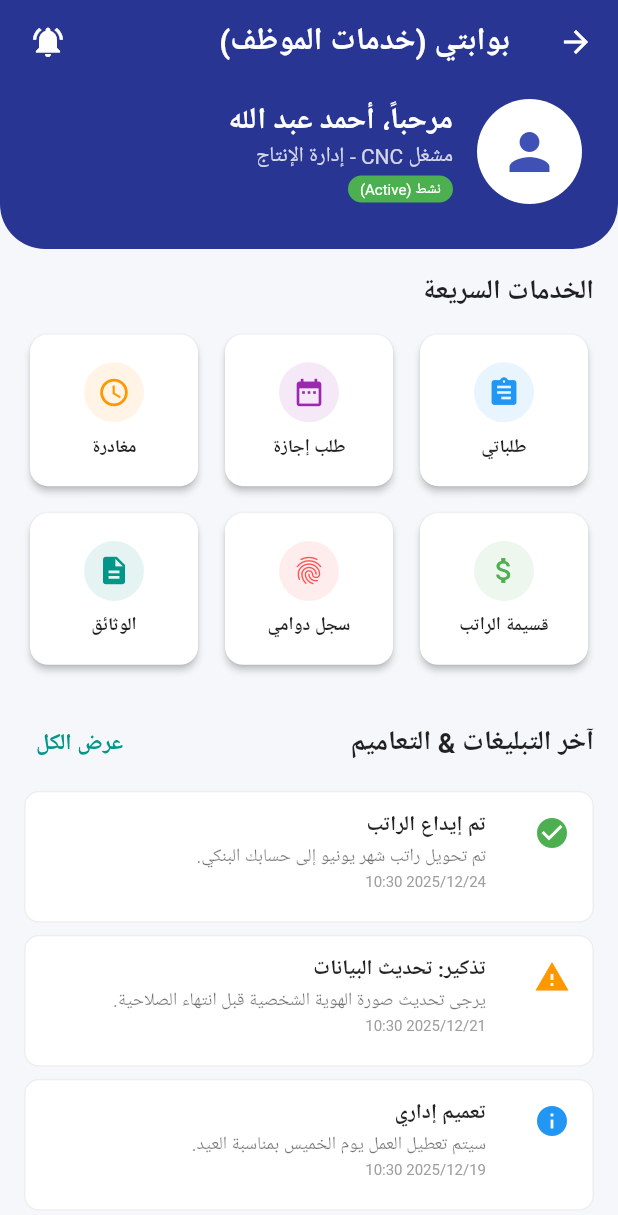
After one commit to ahmadpersonx/mokaab_screen, a Flutter app: the screen it shows after launch, after a tap on "بوابة الموظف (ESS)", on a phone screen of 412 x 824 dp. The commit adds this screen. Shown: the top 1215 px of the screen. Run offline on Flutter 3.47's test engine with Material 3 defaults, Android fonts, the phone set to English and light mode, and no system bars; our stand-ins replace pdf, printing; Roboto replaces fonts that are missing (Tajawal).

Commit message:
Add HR Dashboard, Refactor Lookups, and update Home Screen navigation

```diff
--- a/lib/features/home/screens/home_screen.dart
+++ b/lib/features/home/screens/home_screen.dart
@@ -1,7 +1,7 @@
 // FileName: lib/features/home/screens/home_screen.dart
 import 'package:flutter/material.dart';
 import 'package:mokaab/features/hr/presentation/screens/hr_dashboard_screen.dart'; // استيراد الشاشة الجديدة
-import 'package:mokaab/features/hr/presentation/screens/employee/employee_requests_screen.dart';
+import 'package:mokaab/features/hr/presentation/screens/employee/employee_portal_screen.dart'; // الجديد
 
 class HomeScreen extends StatelessWidget {
   const HomeScreen({super.key});
@@ -53,13 +53,13 @@ class HomeScreen extends StatelessWidget {
                         Navigator.push(context, MaterialPageRoute(builder: (_) => const HrDashboardScreen()));
                       },
                     ),
-// زر "طلباتي" (الجديد)
-     _buildCompactCard(
+// تعديل الزر الأخير
+                    _buildCompactCard(
                       context,
-                      title: "طلباتي (Self Service)",
-                      icon: Icons.assignment_ind, // <<--- التعديل هنا (assignment_ind بدلاً من assignment_user)
-                      color: Colors.blueAccent,
-                      onTap: () => Navigator.push(context, MaterialPageRoute(builder: (_) => const EmployeeRequestsScreen())),
+                      title: "بوابة الموظف (ESS)", // اسم أكثر احترافية
+                      icon: Icons.account_circle, // أيقونة البوابة
+                      color: Colors.indigo,
+                      onTap: () => Navigator.push(context, MaterialPageRoute(builder: (_) => const EmployeePortalScreen())),
                     ),
 
                     // --- باقي الأقسام (محاكاة) ---
--- /dev/null
+++ b/lib/features/hr/presentation/screens/employee/employee_portal_screen.dart
@@ -0,0 +1,282 @@
+// FileName: lib/features/hr/presentation/screens/employee/employee_portal_screen.dart
+import 'package:flutter/material.dart';
+import 'package:intl/intl.dart';
+import 'package:mokaab/features/hr/presentation/screens/employee/employee_requests_screen.dart'; // شاشة الطلبات السابقة
+import 'package:mokaab/features/hr/presentation/screens/employee/requests/request_forms.dart'; // النماذج
+
+// نموذج التبليغ
+class HrNotification {
+  final String title;
+  final String body;
+  final DateTime date;
+  final String type; // info, success, warning, alert
+  final bool isRead;
+
+  HrNotification(this.title, this.body, this.date, this.type, {this.isRead = false});
+}
+
+class EmployeePortalScreen extends StatefulWidget {
+  const EmployeePortalScreen({super.key});
+
+  @override
+  State<EmployeePortalScreen> createState() => _EmployeePortalScreenState();
+}
+
+class _EmployeePortalScreenState extends State<EmployeePortalScreen> {
+  // بيانات وهمية للتبليغات
+  final List<HrNotification> _notifications = [
+    HrNotification("تم إيداع الراتب", "تم تحويل راتب شهر يونيو إلى حسابك البنكي.", DateTime.now().subtract(const Duration(days: 2)), "success"),
+    HrNotification("تذكير: تحديث البيانات", "يرجى تحديث صورة الهوية الشخصية قبل انتهاء الصلاحية.", DateTime.now().subtract(const Duration(days: 5)), "warning"),
+    HrNotification("تعميم إداري", "سيتم تعطيل العمل يوم الخميس بمناسبة العيد.", DateTime.now().subtract(const Duration(days: 7)), "info"),
+    HrNotification("تمت الموافقة على الإجازة", "وافق المدير المباشر على طلب الإجازة المقدم.", DateTime.now().subtract(const Duration(days: 10)), "success"),
+  ];
+
+  @override
+  Widget build(BuildContext context) {
+    return Scaffold(
+      backgroundColor: const Color(0xFFF5F7FA),
+      appBar: AppBar(
+        title: const Text("بوابتي (خدمات الموظف)"),
+        backgroundColor: Colors.indigo[800],
+        foregroundColor: Colors.white,
+        elevation: 0,
+        actions: [
+          IconButton(
+            icon: const Icon(Icons.notifications_active),
+            onPressed: () {
+              // فتح مركز التنبيهات الكامل
+            },
+          ),
+          const SizedBox(width: 8),
+        ],
+      ),
+      body: SingleChildScrollView(
+        child: Column(
+          children: [
+            _buildWelcomeHeader(),
+
+            Padding(
+              padding: const EdgeInsets.all(16.0),
+              child: Column(
+                crossAxisAlignment: CrossAxisAlignment.start,
+                children: [
+                  // 1. قسم الإجراءات السريعة
+                  const Text("الخدمات السريعة", style: TextStyle(fontSize: 18, fontWeight: FontWeight.bold)),
+                  const SizedBox(height: 12),
+                  _buildQuickActionsGrid(),
+
+                  const SizedBox(height: 24),
+
+                  // 2. قسم التبليغات (آخر التحديثات)
+                  Row(
+                    mainAxisAlignment: MainAxisAlignment.spaceBetween,
+                    children: [
+                      const Text("آخر التبليغات & التعاميم", style: TextStyle(fontSize: 18, fontWeight: FontWeight.bold)),
+                      TextButton(onPressed: () {}, child: const Text("عرض الكل")),
+                    ],
+                  ),
+                  const SizedBox(height: 8),
+                  _buildNotificationsList(),
+
+                  const SizedBox(height: 24),
+
+                  // 3. ملخص الرصيد (إجازات)
+                  _buildLeaveBalanceSummary(),
+                ],
+              ),
+            ),
+          ],
+        ),
+      ),
+    );
+  }
+
+  // --- الترويسة الترحيبية ---
+  Widget _buildWelcomeHeader() {
+    return Container(
+      width: double.infinity,
+      padding: const EdgeInsets.fromLTRB(24, 10, 24, 30),
+      decoration: BoxDecoration(
+        color: Colors.indigo[800],
+        borderRadius: const BorderRadius.vertical(bottom: Radius.circular(30)),
+      ),
+      child: Row(
+        children: [
+          const CircleAvatar(
+            radius: 35,
+            backgroundColor: Colors.white,
+            child: Icon(Icons.person, size: 40, color: Colors.indigo),
+          ),
+          const SizedBox(width: 16),
+          Column(
+            crossAxisAlignment: CrossAxisAlignment.start,
+            children: [
+              const Text("مرحباً، أحمد عبد الله", style: TextStyle(color: Colors.white, fontSize: 20, fontWeight: FontWeight.bold)),
+              Text("مشغل CNC - إدارة الإنتاج", style: TextStyle(color: Colors.white.withOpacity(0.8), fontSize: 14)),
+              const SizedBox(height: 4),
+              Container(
+                padding: const EdgeInsets.symmetric(horizontal: 8, vertical: 2),
+                decoration: BoxDecoration(color: Colors.green, borderRadius: BorderRadius.circular(10)),
+                child: const Text("نشط (Active)", style: TextStyle(color: Colors.white, fontSize: 10)),
+              )
+            ],
+          )
+        ],
+      ),
+    );
+  }
+
+  // --- شبكة الخدمات ---
+  Widget _buildQuickActionsGrid() {
+    return GridView.count(
+      shrinkWrap: true,
+      physics: const NeverScrollableScrollPhysics(),
+      crossAxisCount: 3,
+      childAspectRatio: 1.1,
+      crossAxisSpacing: 10,
+      mainAxisSpacing: 10,
+      children: [
+        _buildActionCard(Icons.assignment, "طلباتي", Colors.blue, () {
+          Navigator.push(context, MaterialPageRoute(builder: (_) => const EmployeeRequestsScreen()));
+        }),
+        _buildActionCard(Icons.date_range, "طلب إجازة", Colors.purple, () {
+          Navigator.push(context, MaterialPageRoute(builder: (_) => const LeaveRequestScreen()));
+        }),
+        _buildActionCard(Icons.access_time, "مغادرة", Colors.orange, () {
+          Navigator.push(context, MaterialPageRoute(builder: (_) => const HourlyPermissionScreen()));
+        }),
+        _buildActionCard(Icons.attach_money, "قسيمة الراتب", Colors.green, () {
+          Navigator.push(context, MaterialPageRoute(builder: (_) => const MyPayslipScreen())); // شاشة جديدة
+        }),
+        _buildActionCard(Icons.fingerprint, "سجل دوامي", Colors.redAccent, () {
+          // يمكن فتح شاشة تعرض سجل الحضور الخاص بالموظف فقط
+        }),
+        _buildActionCard(Icons.description, "الوثائق", Colors.teal, () {
+          Navigator.push(context, MaterialPageRoute(builder: (_) => const DocumentRequestScreen()));
+        }),
+      ],
+    );
+  }
+
+  Widget _buildActionCard(IconData icon, String label, Color color, VoidCallback onTap) {
+    return Card(
+      elevation: 2,
+      shape: RoundedRectangleBorder(borderRadius: BorderRadius.circular(12)),
+      child: InkWell(
+        onTap: onTap,
+        borderRadius: BorderRadius.circular(12),
+        child: Column(
+          mainAxisAlignment: MainAxisAlignment.center,
+          children: [
+            CircleAvatar(
+              radius: 20,
+              backgroundColor: color.withOpacity(0.1),
+              child: Icon(icon, color: color, size: 22),
+            ),
+            const SizedBox(height: 8),
+            Text(label, style: const TextStyle(fontSize: 12, fontWeight: FontWeight.bold), textAlign: TextAlign.center),
+          ],
+        ),
+      ),
+    );
+  }
+
+  // --- قائمة التبليغات ---
+  Widget _buildNotificationsList() {
+    return ListView.builder(
+      shrinkWrap: true,
+      physics: const NeverScrollableScrollPhysics(),
+      itemCount: _notifications.length,
+      itemBuilder: (context, index) {
+        final notif = _notifications[index];
+        Color iconColor = Colors.blue;
+        IconData icon = Icons.info;
+
+        if (notif.type == 'success') { iconColor = Colors.green; icon = Icons.check_circle; }
+        if (notif.type == 'warning') { iconColor = Colors.orange; icon = Icons.warning; }
+
+        return Card(
+          margin: const EdgeInsets.only(bottom: 8),
+          elevation: 0,
+          color: Colors.white,
+          shape: RoundedRectangleBorder(
+            borderRadius: BorderRadius.circular(10),
+            side: BorderSide(color: Colors.grey.shade200),
+          ),
+          child: ListTile(
+            leading: Icon(icon, color: iconColor),
+            title: Text(notif.title, style: const TextStyle(fontWeight: FontWeight.bold, fontSize: 14)),
+            subtitle: Column(
+              crossAxisAlignment: CrossAxisAlignment.start,
+              children: [
+                Text(notif.body, style: const TextStyle(fontSize: 12)),
+                const SizedBox(height: 4),
+                Text(DateFormat('yyyy/MM/dd HH:mm').format(notif.date), style: TextStyle(fontSize: 10, color: Colors.grey[500])),
+              ],
+            ),
+            isThreeLine: true,
+          ),
+        );
+      },
+    );
+  }
+
+  // --- ملخص رصيد الإجازات المصغر ---
+  Widget _buildLeaveBalanceSummary() {
+    return Container(
+      padding: const EdgeInsets.all(16),
+      decoration: BoxDecoration(
+        gradient: const LinearGradient(colors: [Color(0xFF263238), Color(0xFF37474F)]),
+        borderRadius: BorderRadius.circular(12),
+      ),
+      child: Row(
+        mainAxisAlignment: MainAxisAlignment.spaceAround,
+        children: [
+          _buildBalanceItem("رصيد سنوي", "14", "يوم"),
+          Container(width: 1, height: 40, color: Colors.white24),
+          _buildBalanceItem("مستهلك", "5", "أيام"),
+          Container(width: 1, height: 40, color: Colors.white24),
+          _buildBalanceItem("المتبقي", "9", "أيام"),
+        ],
+      ),
+    );
+  }
+
+  Widget _buildBalanceItem(String label, String val, String unit) {
+    return Column(
+      children: [
+        Text(val, style: const TextStyle(color: Colors.white, fontSize: 22, fontWeight: FontWeight.bold)),
+        Text("$label ($unit)", style: const TextStyle(color: Colors.white70, fontSize: 11)),
+      ],
+    );
+  }
+}
+
+// --- شاشة فرعية: قسيمة الراتب (Payslip) ---
+class MyPayslipScreen extends StatelessWidget {
+  const MyPayslipScreen({super.key});
+
+  @override
+  Widget build(BuildContext context) {
+    return Scaffold(
+      appBar: AppBar(title: const Text("قسائم الراتب"), backgroundColor: Colors.green),
+      body: ListView.builder(
+        padding: const EdgeInsets.all(16),
+        itemCount: 3,
+        itemBuilder: (context, index) {
+          return Card(
+            child: ListTile(
+              leading: const CircleAvatar(backgroundColor: Colors.green, child: Icon(Icons.attach_money, color: Colors.white)),
+              title: Text("راتب شهر ${6 - index} / 2024"),
+              subtitle: const Text("الصافي: 450.00 د.أ"),
+              trailing: const Icon(Icons.download),
+              onTap: () {
+                // فتح تفاصيل الراتب أو تحميل PDF
+              },
+            ),
+          );
+        },
+      ),
+    );
+  }
+}
```
